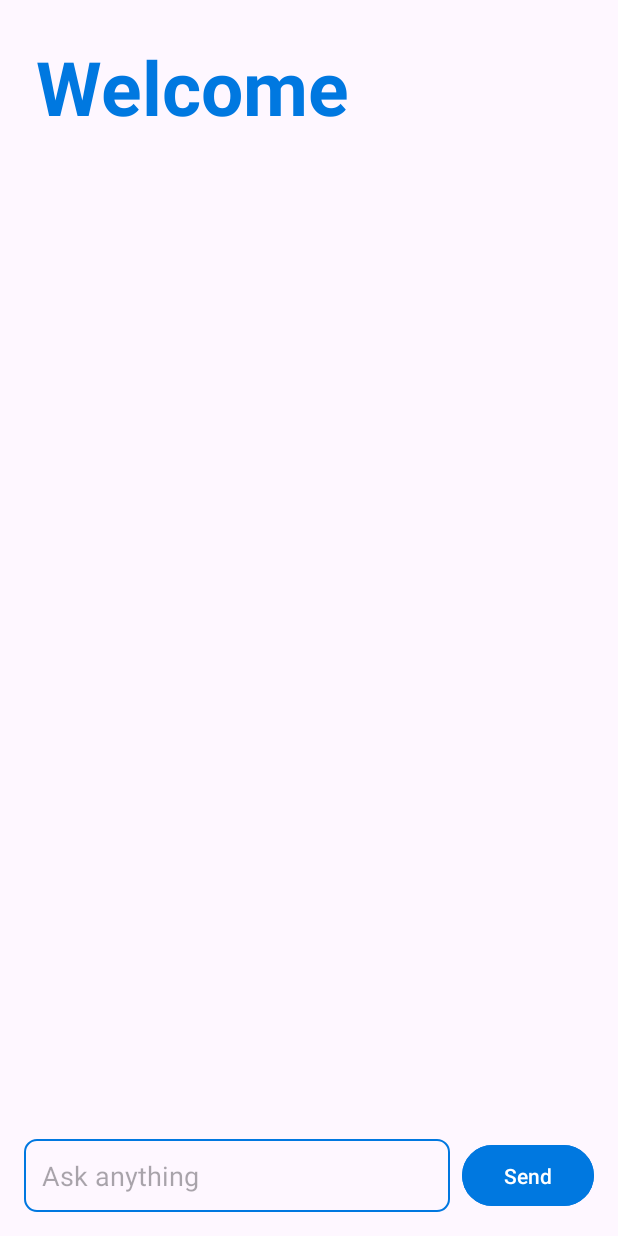
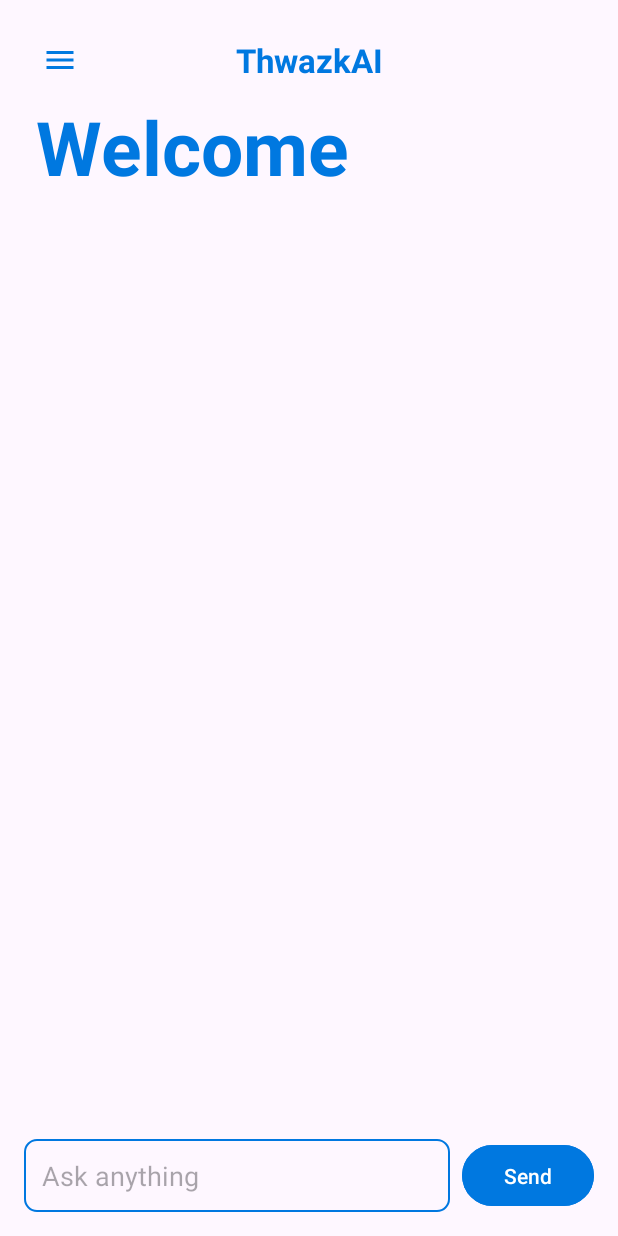
Before and after one commit to Ttgame007/IdoProject, an Android app: the AiActivity screen opened directly, with no data from a screen before it, on a phone screen of 412 x 824 dp. Run offline under Robolectric (Android 15) with nearby library versions, the phone set to English and light mode, and no system bars; pictures from the network do not load; 5 statements that could not run were skipped.

Commit message:
ver 1 of the beta of the app. added ai recycler view with saving and chat load also added newbar.

```diff
--- a/app/build.gradle.kts
+++ b/app/build.gradle.kts
@@ -43,6 +43,7 @@ dependencies {
     implementation(libs.constraintlayout)
     implementation(libs.core.ktx)
     implementation(project(":llama"))
+    implementation(libs.recyclerview)
     testImplementation(libs.junit)
     androidTestImplementation(libs.ext.junit)
     androidTestImplementation(libs.espresso.core)
--- a/app/src/main/AndroidManifest.xml
+++ b/app/src/main/AndroidManifest.xml
@@ -13,7 +13,8 @@
         android:theme="@style/Theme.Idoprojectapp">
         <activity
             android:name=".AiActivity"
-            android:exported="false" />
+            android:exported="false"
+            android:windowSoftInputMode="adjustPan"/>
         <activity
             android:name=".SignUp"
             android:exported="false" />
--- a/app/src/main/java/com/ido/idoprojectapp/AiActivity.java
+++ b/app/src/main/java/com/ido/idoprojectapp/AiActivity.java
@@ -29,16 +29,21 @@ public class AiActivity extends AppCompatActivity {
 
     private LLMW llmw;
     private Button BTNsend, newChatBtn;
-    private ImageButton logoutIcon;
-    private TextView TVoutput, profileName, TVguest;
+    private ImageButton logoutIcon, menuIcon;
+    private TextView WelcomeText, profileName, TVguest;
     private EditText ETinput;
     private DrawerLayout drawerLayout;
     private ConstraintLayout layout;
     private RecyclerView chatList;
-
+    private RecyclerView messageList;
+    private MessageAdapter messageAdapter;
     private List<Chat> chats = new ArrayList<>();
+    private List<Message> messages = new ArrayList<>();
+    private boolean isInChat;
     private ChatAdapter chatAdapter;
     private PrefsHelper prefs;
+    private String aiOutput;
+    private int currentChat;
 
     @Override
     protected void onCreate(Bundle savedInstanceState) {
@@ -48,25 +53,36 @@ public class AiActivity extends AppCompatActivity {
         prefs = new PrefsHelper(this);
 
         // --- UI References ---
+        WelcomeText = findViewById(R.id.welcomeText);
         TVguest = findViewById(R.id.TVguest);
-        TVoutput = findViewById(R.id.textView);
         ETinput = findViewById(R.id.ETinput);
         BTNsend = findViewById(R.id.BTNsend);
         drawerLayout = findViewById(R.id.main);
         layout = findViewById(R.id.content);
         chatList = findViewById(R.id.chatList);
+        messageList = findViewById(R.id.messageList);
         newChatBtn = findViewById(R.id.newChatBtn);
+        menuIcon = findViewById(R.id.menuIcon);
         logoutIcon = findViewById(R.id.logoutIcon);
         profileName = findViewById(R.id.profileName);
-
         TVguest.setText(prefs.getUsername());
         profileName.setText(prefs.getUsername());
-        // Setup RecyclerView drawer
+        // Setup RecyclerViews
+        messageAdapter = new MessageAdapter(messages);
+        messageList.setAdapter(messageAdapter);
+        messageList.setLayoutManager(new LinearLayoutManager(AiActivity.this));
+
         chats = JsonHelper.loadChats(this, prefs.getUsername());
         chatAdapter = new ChatAdapter(chats, new ChatAdapter.OnChatClickListener() {
             @Override
             public void onChatClick(Chat chat) {
-                // TODO: load chat messages into RecyclerView in main content
+                currentChat = chat.getId();
+                WelcomeText.setVisibility(View.GONE);
+                TVguest.setVisibility(View.GONE);
+                isInChat = true;
+                messages.clear();
+                messages.addAll(JsonHelper.loadMessages(AiActivity.this, prefs.getUsername(), chat.getId()));
+                messageAdapter.notifyDataSetChanged();
                 drawerLayout.closeDrawer(GravityCompat.START);
             }
 
@@ -75,6 +91,15 @@ public class AiActivity extends AppCompatActivity {
                 showDeleteChatDialog(chat);
             }
         });
+
+        menuIcon.setOnClickListener(v -> {
+            if (drawerLayout.isDrawerOpen(GravityCompat.START)) {
+                drawerLayout.closeDrawer(GravityCompat.START);
+            } else {
+                drawerLayout.openDrawer(GravityCompat.START);
+            }
+        });
+
         chatList.setLayoutManager(new LinearLayoutManager(this));
         chatList.setAdapter(chatAdapter);
 
@@ -98,16 +123,46 @@ public class AiActivity extends AppCompatActivity {
 
         // Send button
         BTNsend.setOnClickListener(v -> {
-            String input = "user: " + ETinput.getText().toString() + "\n Assistant: ";
-            TVoutput.setText("");
+            if (!isInChat) {
+                WelcomeText.setVisibility(View.GONE);
+                TVguest.setVisibility(View.GONE);
+                isInChat = true;
+                //creates new chat loads it and sends the message there
+                Chat newChat = new Chat("Chat " + (chats.size() + 1), chats.size() + 1, null);
+                chats.add(newChat);
+                JsonHelper.saveChats(this, prefs.getUsername(), chats);
+                chatAdapter.notifyItemInserted(chats.size() - 1);
+                currentChat = newChat.getId();
+                messages.clear();
+                messages.add(new Message("", 1));
+                messageAdapter.notifyItemInserted(messages.size() - 1);
+            }
+            String userInput = ETinput.getText().toString();
+            if (userInput.isEmpty()) return;
+            String input = "user: " + userInput + "\n Assistant: ";
+            messages.add(new Message(userInput, 0));
+            messageAdapter.notifyItemInserted(messages.size() - 1);
+            messageList.scrollToPosition(messages.size() - 1);
 
+            ETinput.setText("");
+            ETinput.clearFocus();
+
+            int aiMessagePosition = messages.size() - 1;
+            messageAdapter.notifyItemInserted(messages.size() - 1);
+            messageList.scrollToPosition(messages.size() - 1);
+
+            // Send message to AI
             llmw.send(input, msg -> runOnUiThread(() -> {
-                TVoutput.append(msg);
+                Message aiMessage = messages.get(aiMessagePosition);
+                String currentContent = aiMessage.getContent();
+                aiMessage.setContent(currentContent + msg);
+                messageAdapter.notifyItemChanged(aiMessagePosition);
+                aiOutput = msg;
                 Log.d("input", input);
                 Log.d("output", msg);
-                ETinput.setText("");
-                ETinput.clearFocus();
+                JsonHelper.saveMessages(this, prefs.getUsername(), currentChat, messages);
             }));
+
         });
     }
     //i find this and below it really self explanatory
@@ -122,12 +177,14 @@ public class AiActivity extends AppCompatActivity {
                 .setTitle("Delete Chat")
                 .setMessage("Do you want to delete chat: " + chat.getName() + "?")
                 .setPositiveButton("Delete", (dialog, which) -> {
+                    int chatIdToDelete = chat.getId();
                     int index = chats.indexOf(chat);
                     if (index != -1) {
+                        JsonHelper.removeChat(this, prefs.getUsername(), chatIdToDelete);
                         chats.remove(index);
-                        JsonHelper.saveChats(this, prefs.getUsername(), chats);
                         chatAdapter.notifyItemRemoved(index);
                     }
+
                 })
                 .setNegativeButton("Cancel", null)
                 .show();
--- a/app/src/main/java/com/ido/idoprojectapp/Massage.java
+++ b/app/src/main/java/com/ido/idoprojectapp/Message.java
@@ -1,9 +1,9 @@
 package com.ido.idoprojectapp;
 
-public class Massage {
+public class Message {
     private String content;
     private int sender; //1 for ai, 0 for user.
-    public Massage(String content, int sender) {
+    public Message(String content, int sender) {
         this.content = content;
         this.sender = sender;
     }
--- /dev/null
+++ b/app/src/main/java/com/ido/idoprojectapp/MessageAdapter.java
@@ -0,0 +1,54 @@
+package com.ido.idoprojectapp;
+
+import android.view.LayoutInflater;
+import android.view.View;
+import android.view.ViewGroup;
+import android.widget.TextView;
+
+import androidx.annotation.NonNull;
+import androidx.recyclerview.widget.RecyclerView;
+
+import java.util.List;
+
+public class MessageAdapter extends RecyclerView.Adapter<MessageAdapter.massageViewHolder> {
+
+
+    private List<Message> messages;
+    public MessageAdapter(List<Message> messages) {
+        this.messages = messages;
+    }
+
+
+    @NonNull
+    @Override
+    public massageViewHolder onCreateViewHolder(@NonNull ViewGroup parent, int viewType) {
+        View v = LayoutInflater.from(parent.getContext())
+                .inflate(android.R.layout.simple_list_item_1, parent, false);
+        return new MessageAdapter.massageViewHolder(v);
+    }
+
+    @Override
+    public void onBindViewHolder(@NonNull MessageAdapter.massageViewHolder holder, int position) {
+        Message message = messages.get(position);
+        holder.textView.setText(message.getContent());
+        if (message.getSender() == 1) {
+            holder.textView.setBackgroundResource(R.drawable.ai_message_background);
+        } else {
+            holder.textView.setBackgroundResource(R.drawable.user_message_background);
+        }
+    }
+
+
+
+    @Override
+    public int getItemCount() {
+        return messages.size();
+    }
+    static class massageViewHolder extends RecyclerView.ViewHolder {
+        TextView textView;
+        massageViewHolder(View itemView) {
+            super(itemView);
+            textView = itemView.findViewById(android.R.id.text1);
+        }
+    }
+}
--- /dev/null
+++ b/app/src/main/res/drawable/ai_message_background.xml
@@ -0,0 +1,10 @@
+<?xml version="1.0" encoding="utf-8"?>
+<selector xmlns:android="http://schemas.android.com/apk/res/android">
+    <item>
+        <shape android:shape="rectangle">
+            <corners android:radius="0dp"></corners>
+            <solid android:color="@color/blue" />
+        </shape>
+
+    </item>
+</selector>
--- /dev/null
+++ b/app/src/main/res/drawable/ic_menu.xml
@@ -0,0 +1,5 @@
+<vector xmlns:android="http://schemas.android.com/apk/res/android" android:height="24dp" android:tint="#000000" android:viewportHeight="24" android:viewportWidth="24" android:width="24dp">
+
+    <path android:fillColor="@android:color/white" android:pathData="M3,18h18v-2L3,16v2zM3,13h18v-2L3,11v2zM3,6v2h18L21,6L3,6z"/>
+
+</vector>
--- /dev/null
+++ b/app/src/main/res/drawable/user_message_background.xml
@@ -0,0 +1,9 @@
+<?xml version="1.0" encoding="utf-8"?>
+<selector xmlns:android="http://schemas.android.com/apk/res/android">
+
+    <item>
+        <shape android:shape="rectangle">
+            <corners android:radius="0dp"></corners>
+        </shape>
+    </item>
+</selector>
--- a/app/src/main/res/layout/activity_ai.xml
+++ b/app/src/main/res/layout/activity_ai.xml
@@ -17,13 +17,13 @@
             android:layout_width="wrap_content"
             android:layout_height="wrap_content"
             android:layout_marginStart="24dp"
-            android:layout_marginTop="24dp"
+            android:layout_marginTop="0dp"
             android:text="Welcome"
             android:textColor="@color/blue"
             android:textSize="50sp"
             android:textStyle="bold"
             app:layout_constraintStart_toStartOf="parent"
-            app:layout_constraintTop_toTopOf="parent" />
+            app:layout_constraintTop_toBottomOf="@id/nevbar" />
 
         <!-- Username display (Dynamic) -->
         <TextView
@@ -38,15 +38,16 @@
             app:layout_constraintTop_toBottomOf="@id/welcomeText"
             tools:text="Guest" />
 
-        <TextView
-            android:id="@+id/textView"
-            android:layout_width="wrap_content"
-            android:layout_height="wrap_content"
-            android:textColor="@color/blue"
+
+        <androidx.recyclerview.widget.RecyclerView
+            android:id="@+id/messageList"
+            android:layout_width="0dp"
+            android:layout_height="0dp"
+            android:layout_marginBottom="8dp"    app:layout_constraintBottom_toTopOf="@+id/inputContainer"
             app:layout_constraintEnd_toEndOf="parent"
             app:layout_constraintStart_toStartOf="parent"
-            app:layout_constraintTop_toBottomOf="@+id/TVguest"
-            tools:text="AI output appears here..." />
+            app:layout_constraintTop_toBottomOf="@id/nevbar" />
+
 
         <androidx.constraintlayout.widget.ConstraintLayout
             android:id="@+id/inputContainer"
@@ -67,6 +68,7 @@
                 android:inputType="text"
                 android:padding="12dp"
                 android:background="@drawable/input_outline"
+                android:imeOptions="flagNoFullscreen"
                 app:layout_constraintBottom_toBottomOf="parent"
                 app:layout_constraintEnd_toStartOf="@+id/BTNsend"
                 app:layout_constraintStart_toStartOf="parent"
@@ -84,6 +86,42 @@
                 app:layout_constraintStart_toEndOf="@id/ETinput"
                 app:layout_constraintTop_toTopOf="parent" />
         </androidx.constraintlayout.widget.ConstraintLayout>
+
+        <androidx.constraintlayout.widget.ConstraintLayout
+            android:id="@+id/nevbar"
+            android:layout_width="0dp"
+            android:layout_height="wrap_content"
+            app:layout_constraintEnd_toEndOf="parent"
+            app:layout_constraintStart_toStartOf="parent"
+            app:layout_constraintTop_toTopOf="parent">
+            <TextView
+                android:id="@+id/navbarTitle"
+                android:layout_width="wrap_content"
+                android:layout_height="wrap_content"
+                android:text="ThwazkAI"
+                android:textColor="@color/blue"
+                android:textSize="22sp"
+                android:textStyle="bold"
+                app:layout_constraintBottom_toBottomOf="@id/menuIcon"
+                app:layout_constraintEnd_toEndOf="parent"
+                app:layout_constraintStart_toStartOf="parent"
+                app:layout_constraintTop_toTopOf="@id/menuIcon" />
+
+            <ImageButton
+                android:id="@+id/menuIcon"
+                android:layout_width="48dp"
+                android:layout_height="48dp"
+                android:layout_marginStart="16dp"
+                android:layout_marginTop="16dp"
+                android:background="?attr/selectableItemBackgroundBorderless"
+                android:contentDescription="Open Menu"
+                android:src="@drawable/ic_menu"
+                app:layout_constraintStart_toStartOf="parent"
+                app:layout_constraintTop_toTopOf="parent"
+                app:tint="@color/blue" />
+        </androidx.constraintlayout.widget.ConstraintLayout>
+
+
     </androidx.constraintlayout.widget.ConstraintLayout>
 
     <com.google.android.material.navigation.NavigationView
--- a/gradle/libs.versions.toml
+++ b/gradle/libs.versions.toml
@@ -9,6 +9,7 @@ activity = "1.10.1"
 constraintlayout = "2.2.1"
 kotlin = "2.2.0"
 coreKtx = "1.17.0"
+recyclerview = "1.4.0"
 
 [libraries]
 junit = { group = "junit", name = "junit", version.ref = "junit" }
@@ -19,6 +20,7 @@ material = { group = "com.google.android.material", name = "material", version.r
 activity = { group = "androidx.activity", name = "activity", version.ref = "activity" }
 constraintlayout = { group = "androidx.constraintlayout", name = "constraintlayout", version.ref = "constraintlayout" }
 core-ktx = { group = "androidx.core", name = "core-ktx", version.ref = "coreKtx" }
+recyclerview = { group = "androidx.recyclerview", name = "recyclerview", version.ref = "recyclerview" }
 
 [plugins]
 android-application = { id = "com.android.application", version.ref = "agp" }
```
Also changed, not shown: app/src/main/java/com/ido/idoprojectapp/JsonHelper.java (+3 -5 lines), app/src/main/java/com/ido/idoprojectapp/MessageAdapterRV.java (deleted, +0 -26 lines).
